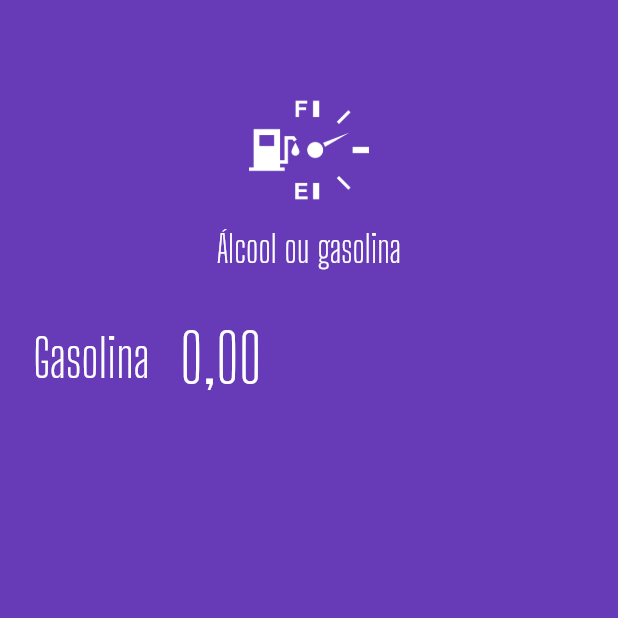
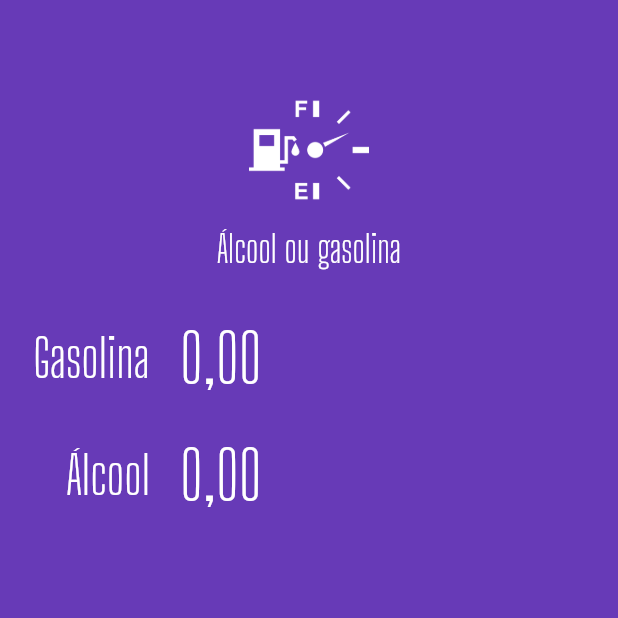
Before and after one commit to westefns-souza/flutter-alcool-ou-gasolina, a Flutter app: the screen it shows after launch, on a phone screen of 412 x 824 dp, the top half of it. Run offline on Flutter 3.47's test engine with Material 2 defaults, Android fonts, the phone set to English and light mode, and no system bars; our stand-ins replace flutter_masked_text.

Commit message:
aula Input Widget

```diff
--- a/lib/main.dart
+++ b/lib/main.dart
@@ -1,4 +1,5 @@
 import 'package:flutter/material.dart';
+import 'package:flutter_alcool_ou_gasolina/widgets/input.widget.dart';
 import 'package:flutter_alcool_ou_gasolina/widgets/logo.widget.dart';
 import 'package:flutter_masked_text/flutter_masked_text.dart';
 
@@ -22,6 +23,7 @@ class MyApp extends StatelessWidget {
 
 class HomePage extends StatelessWidget {
   var _gasCtrl = new MoneyMaskedTextController();
+  var _alcCtrl = new MoneyMaskedTextController();
 
   @override
   Widget build(BuildContext context) {
@@ -30,38 +32,13 @@ class HomePage extends StatelessWidget {
       body: ListView(
         children: [
           Logo(),
-          Row(
-            children: <Widget>[
-              Container(
-                width: 100,
-                alignment: Alignment.centerRight,
-                child: Text(
-                  "Gasolina",
-                  style: TextStyle(
-                    color: Colors.white,
-                    fontSize: 35,
-                    fontFamily: "Big Shoulders Display",
-                  ),
-                ),
-              ),
-              SizedBox(
-                width: 20,
-              ),
-              Expanded(
-                child: TextFormField(
-                  controller: _gasCtrl,
-                  keyboardType: TextInputType.number,
-                  style: TextStyle(
-                    color: Colors.white,
-                    fontSize: 45,
-                    fontFamily: "Big Shoulders Display",
-                  ),
-                  decoration: InputDecoration(
-                    border: InputBorder.none,
-                  ),
-                ),
-              ),
-            ],
+          Input(
+            label: "Gasolina",
+            ctrl: _gasCtrl,
+          ),
+          Input(
+            label: "Álcool",
+            ctrl: _alcCtrl,
           ),
         ],
       ),
--- /dev/null
+++ b/lib/widgets/input.widget.dart
@@ -0,0 +1,49 @@
+import 'package:flutter/material.dart';
+import 'package:flutter_masked_text/flutter_masked_text.dart';
+
+class Input extends StatelessWidget {
+  var label = "";
+  var ctrl = new MoneyMaskedTextController();
+
+  Input({
+    @required this.label,
+    @required this.ctrl,
+  });
+
+  @override
+  Widget build(BuildContext context) {
+    return Row(
+      children: <Widget>[
+        Container(
+          width: 100,
+          alignment: Alignment.centerRight,
+          child: Text(
+            label,
+            style: TextStyle(
+              color: Colors.white,
+              fontSize: 35,
+              fontFamily: "Big Shoulders Display",
+            ),
+          ),
+        ),
+        SizedBox(
+          width: 20,
+        ),
+        Expanded(
+          child: TextFormField(
+            controller: ctrl,
+            keyboardType: TextInputType.number,
+            style: TextStyle(
+              color: Colors.white,
+              fontSize: 45,
+              fontFamily: "Big Shoulders Display",
+            ),
+            decoration: InputDecoration(
+              border: InputBorder.none,
+            ),
+          ),
+        ),
+      ],
+    );
+  }
+}
```
